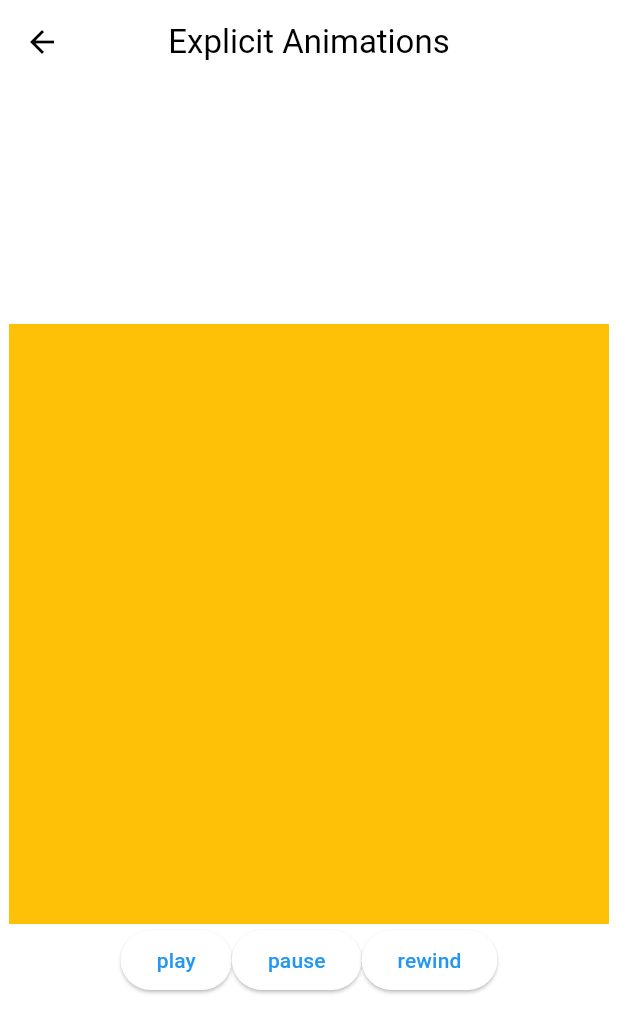
After one commit to Yum2ji/flutter_animation_nomad, a Flutter app: the screen it shows after launch, after a tap on "Explicit Animations", on a phone screen of 412 x 824 dp. The commit adds this screen. Shown: the top 1033 px of the screen. Run offline on Flutter 3.47's test engine with Material 3 defaults, Android fonts, the phone set to English and light mode, and no system bars.

Commit message:
Explicit AnimationBuilder

```diff
--- /dev/null
+++ b/lib/screens/explicit_animations_screen.dart
@@ -0,0 +1,126 @@
+import 'dart:async';
+
+import 'package:flutter/material.dart';
+import 'package:flutter/scheduler.dart';
+
+class ExplicitAnimationsScreen extends StatefulWidget {
+  const ExplicitAnimationsScreen({super.key});
+
+  @override
+  State<ExplicitAnimationsScreen> createState() =>
+      _ExplicitAnimationsScreenState();
+}
+
+class _ExplicitAnimationsScreenState extends State<ExplicitAnimationsScreen>
+    with SingleTickerProviderStateMixin {
+  //SingleTickerProviderStateMixin 또는 TickerProviderStateMixin
+/*   late final AnimationController _animationController = AnimationController(
+    vsync: this,// SingleTickerProviderStateMixin의 Ticker와 바로 연결되는부분
+    duration: Duration(
+      seconds: 10,
+    ),
+    lowerBound: 50.0,
+    upperBound: 100.0,
+  )..addListener(
+      () {
+        //build 메서드 전체가 만들어짐
+        setState(() {});
+      },
+    );  */
+  late final AnimationController _animationController = AnimationController(
+    vsync: this, // SingleTickerProviderStateMixin의 Ticker와 바로 연결되는부분
+    duration: Duration(
+      seconds: 2,
+    ),
+  );
+
+  // Animationcontroller 만 사용해 animation 조절하면 0~1 과 같이만 조절 color 같은거는 어렵기 때문에 아래의 Tween 사용
+  late final Animation<Color?> _color = ColorTween(
+    begin: Colors.amber,
+    end: Colors.red,
+  ).animate(_animationController);
+
+  @override
+  void initState() {
+    super.initState();
+/*     Timer.periodic(
+        Duration(
+          milliseconds: 500,
+        ), (timer) {
+      print(_animationController.value);
+    }); */
+
+    /*
+    //아래와 같이 Ticker를 만들면 user가 이 화면에서 벗어났을 때에도실행됨
+    //State 만들 때 with SingleTickerProviderStateMixin 으로 하는 이유유
+    Ticker(
+      (elapsed) => print(elapsed),
+    ).start();
+    */
+  }
+
+  void _play() {
+    _animationController.forward();
+  }
+
+  void _pause() {
+    _animationController.stop();
+  }
+
+  void _rewind() {
+    _animationController.reverse();
+  }
+
+  @override
+  Widget build(BuildContext context) {
+    return Scaffold(
+      appBar: AppBar(
+        centerTitle: true,
+        title: Text(
+          "Explicit Animations",
+        ),
+      ),
+      body: Center(
+        child: Column(
+          mainAxisAlignment: MainAxisAlignment.center,
+          children: [
+            //AnimatedBuilder로 하면 _animationController.addLister로 setstate하는 것과 다르게 딱 이부분만 build 되도록 해줌.
+            AnimatedBuilder(
+              animation: _color,
+              builder: (context, child) {
+                return Container(
+                  color: _color.value,
+                  width: 400,
+                  height: 400,
+                );
+              },
+            ),
+            Row(
+              mainAxisAlignment: MainAxisAlignment.center,
+              children: [
+                ElevatedButton(
+                  onPressed: _play,
+                  child: Text(
+                    "play",
+                  ),
+                ),
+                ElevatedButton(
+                  onPressed: _pause,
+                  child: Text(
+                    "pause",
+                  ),
+                ),
+                ElevatedButton(
+                  onPressed: _rewind,
+                  child: Text(
+                    "rewind",
+                  ),
+                ),
+              ],
+            ),
+          ],
+        ),
+      ),
+    );
+  }
+}
--- a/lib/screens/menu_screen.dart
+++ b/lib/screens/menu_screen.dart
@@ -1,4 +1,5 @@
 import 'package:flutter/material.dart';
+import 'package:flutter_animation/screens/explicit_animations_screen.dart';
 import 'package:flutter_animation/screens/implicit_animations_screen.dart';
 
 class MenuScreen extends StatelessWidget {
@@ -33,7 +34,18 @@ class MenuScreen extends StatelessWidget {
               child: Text(
                 "Implicit Animations",
               ),
-            )
+            ),
+            ElevatedButton(
+              onPressed: () {
+                _goToPage(
+                  context,
+                  ExplicitAnimationsScreen(),
+                );
+              },
+              child: Text(
+                "Explicit Animations",
+              ),
+            ),
           ],
         ),
       ),
```
